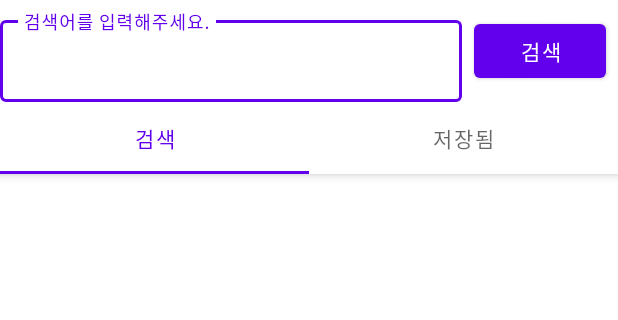
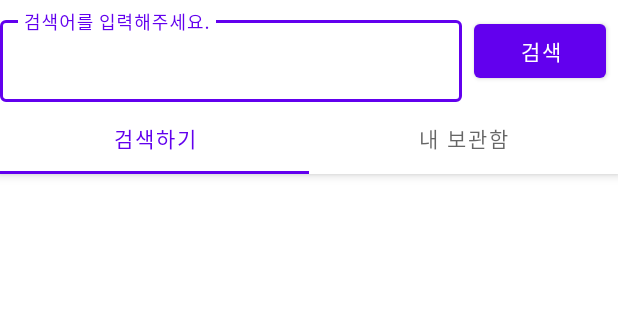
Before and after one commit to banziha104/KakaoSearchApp, an Android app: the screen it shows after launch (MainActivity), on a phone screen of 412 x 824 dp, the part 84-404 px from its top. Run offline under Robolectric (Android 15) with nearby library versions, the phone set to English and light mode, and no system bars; our stand-ins replace Dagger/Hilt's generated code, RxJava; libraries missing offline, so code that uses them is left out: com.jakewharton.rxbinding4; 2 statements that could not run were skipped.

Commit message:
Rename : Tab 이름 변경

```diff
--- a/app/src/main/res/values/strings.xml
+++ b/app/src/main/res/values/strings.xml
@@ -2,8 +2,8 @@
     <string name="app_name">KakaoSearchApp</string>
 
     <!--    Main Activity-->
-    <string name="main_tab_item_search">검색</string>
-    <string name="main_tab_item_store">저장됨</string>
+    <string name="main_tab_item_search">검색하기</string>
+    <string name="main_tab_item_store">내 보관함</string>
     <string name="main_input_hint">검색어를 입력해주세요.</string>
     <string name="main_empty_result">올바르지 않은 검색어 입니다</string>
     <string name="main_search_button_text">검색</string>
```
